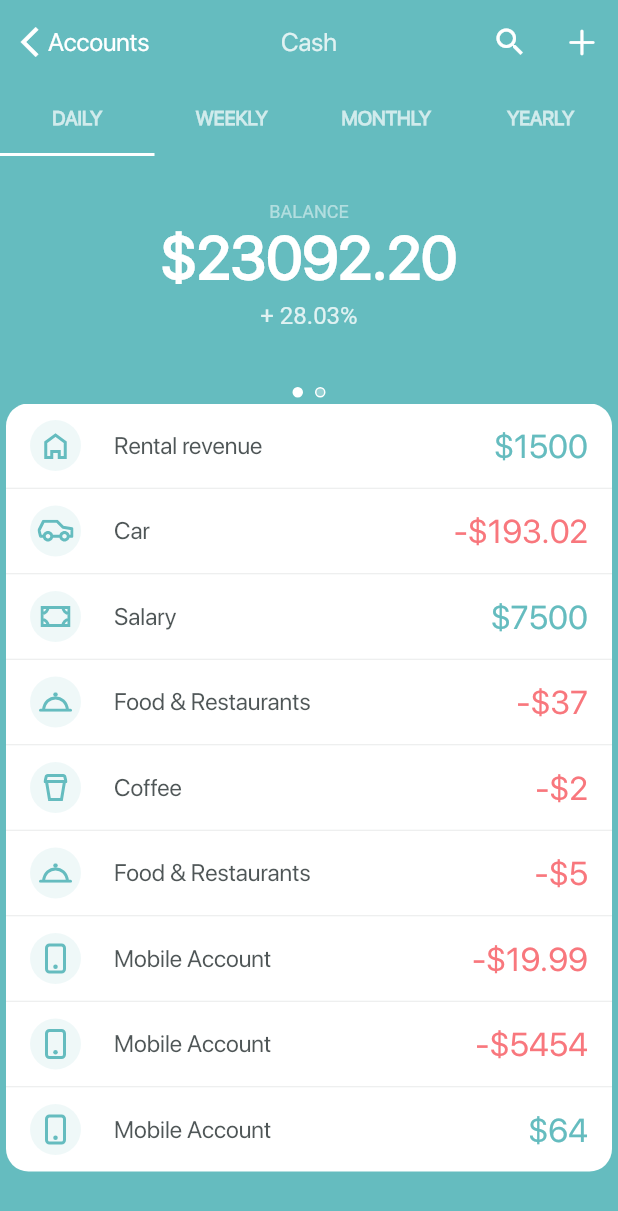
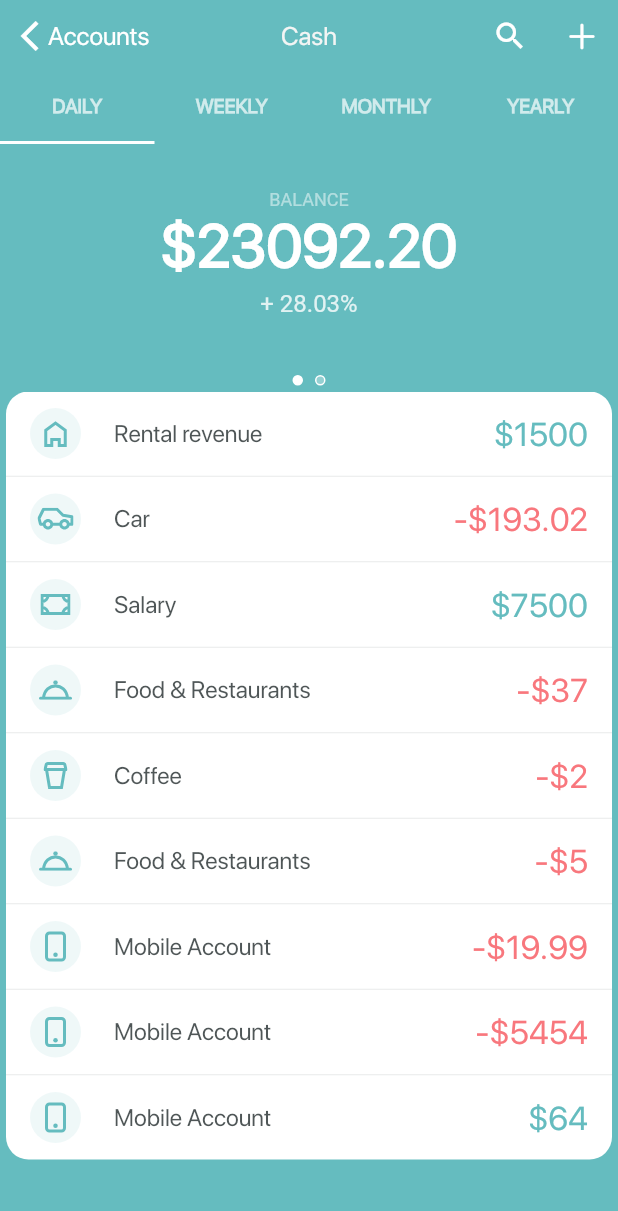
Before and after one commit to M-ixai-L/cash_page, a Flutter app: the screen it shows after launch, after a tap on "Cash", on a phone screen of 412 x 824 dp. Shown: the top 1211 px of the screen. Run offline on Flutter 3.47's test engine with Material 2 defaults, Android fonts, the phone set to English and light mode, and no system bars; our stand-ins replace flutter_svg.

Commit message:
Refactor code

```diff
--- a/lib/screens/accounts/accounts_screen.dart
+++ b/lib/screens/accounts/accounts_screen.dart
@@ -3,6 +3,7 @@ import 'package:cash/utils/navigation/project_router.dart';
 import 'package:cash/utils/values/colors.dart';
 import 'package:cash/utils/values/constants.dart';
 import 'package:cash/utils/values/lists.dart';
+import 'package:cash/widgets/custom_tabbar.dart';
 import 'package:flutter/cupertino.dart';
 import 'package:flutter/material.dart';
 import 'package:flutter_svg/flutter_svg.dart';
@@ -119,7 +120,7 @@ class _AccountsScreenState extends State<AccountsScreen>
             style: TextStyle(
                 fontSize: 40,
                 color: whiteColor,
-                fontFamily: Constants.FontSFPro,
+                fontFamily: Constants.fontSFPro,
                 fontWeight: FontWeight.w700),
           ),
           padding: const EdgeInsets.only(bottom: 5),
@@ -166,7 +167,7 @@ class _AccountsScreenState extends State<AccountsScreen>
                         style: TextStyle(
                             fontSize: 40,
                             color: whiteColor,
-                            fontFamily: Constants.FontSFPro,
+                            fontFamily: Constants.fontSFPro,
                             fontWeight: FontWeight.w600),
                       ),
                       Container(
@@ -177,13 +178,13 @@ class _AccountsScreenState extends State<AccountsScreen>
                           style: TextStyle(
                             fontSize: 19,
                             color: whiteColor.withOpacity(0.5),
-                            fontFamily: Constants.FontSFPro,
+                            fontFamily: Constants.fontSFPro,
                           ),
                         ),
                       )
                     ],
                   ),
-                )
+                ),
               ],
             ),
           ),
@@ -200,7 +201,7 @@ class _AccountsScreenState extends State<AccountsScreen>
                   style: TextStyle(
                     fontSize: 12,
                     color: whiteColor.withOpacity(0.5),
-                    fontFamily: Constants.FontSFPro,
+                    fontFamily: Constants.fontSFPro,
                   ),
                 ),
               ),
@@ -209,7 +210,7 @@ class _AccountsScreenState extends State<AccountsScreen>
                 style: TextStyle(
                     fontSize: 24,
                     color: whiteColor,
-                    fontFamily: Constants.FontSFPro),
+                    fontFamily: Constants.fontSFPro),
               ),
               Container(
                 padding: const EdgeInsets.only(right: 131, top: 16),
@@ -218,7 +219,7 @@ class _AccountsScreenState extends State<AccountsScreen>
                   style: TextStyle(
                     //fontFamily: SF,
                     fontSize: 12,
-                    fontFamily: Constants.FontSFPro,
+                    fontFamily: Constants.fontSFPro,
                     color: whiteColor.withOpacity(0.5),
                   ),
                 ),
@@ -228,7 +229,8 @@ class _AccountsScreenState extends State<AccountsScreen>
                 style: TextStyle(
                   fontSize: 24,
                   color: whiteColor,
-                    fontFamily: Constants.FontSFPro),
+                  fontFamily: Constants.fontSFPro,
+                ),
               ),
             ],
           ),
@@ -269,17 +271,19 @@ class _AccountsScreenState extends State<AccountsScreen>
           accountList[index],
           style: TextStyle(
             color: blackColor.withOpacity(0.8),
-              fontFamily: Constants.FontSFPro,
+            fontFamily: Constants.fontSFPro,
             fontSize: 16,
-              fontWeight: FontWeight.w500),
+            fontWeight: FontWeight.w500,
+          ),
         ),
         subtitle: Text(
           getSignText(valuesList[index]),
           style: TextStyle(
             color: getColor(valuesList[index]),
             fontSize: 28,
-              fontFamily: Constants.FontSFPro,
-              fontWeight: FontWeight.w600),
+            fontFamily: Constants.fontSFPro,
+            fontWeight: FontWeight.w600,
+          ),
         ),
       ),
     );
@@ -398,7 +402,7 @@ class _AccountsScreenState extends State<AccountsScreen>
       leadingWidth: 48,
       title: const Text(
         'Accounts',
-        style: TextStyle(fontFamily: Constants.FontSFPro, fontSize: 17),
+        style: TextStyle(fontFamily: Constants.fontSFPro, fontSize: 17),
       ),
       centerTitle: true,
       actions: <Widget>[
@@ -418,22 +422,7 @@ class _AccountsScreenState extends State<AccountsScreen>
         ),
       ],
       elevation: 0.0,
-      bottom: const TabBar(
-        indicatorColor: whiteColor,
-        labelStyle: TextStyle(
-            fontSize: 13,
-            fontFamily: Constants.FontSFPro,
-            color: whiteColorOpacity70,
-            fontWeight: FontWeight.w600),
-        tabs: [
-          Tab(
-            text: Constants.dailyTabName,
-          ),
-          Tab(text: Constants.weeklyTabName),
-          Tab(text: Constants.monthlyTabName),
-          Tab(text: Constants.yearlyTabName),
-        ],
-      ),
+      bottom: CustomTabBar(),
     );
   }
 }
--- a/lib/screens/cash_screen/cash_screen.dart
+++ b/lib/screens/cash_screen/cash_screen.dart
@@ -3,6 +3,7 @@ import 'package:cash/utils/navigation/project_router.dart';
 import 'package:cash/utils/values/colors.dart';
 import 'package:cash/utils/values/constants.dart';
 import 'package:cash/utils/values/lists.dart';
+import 'package:cash/widgets/custom_tabbar.dart';
 import 'package:flutter/cupertino.dart';
 import 'package:flutter/material.dart';
 import 'package:flutter_svg/flutter_svg.dart';
@@ -123,7 +124,7 @@ class _CashScreenState extends State<CashScreen> with TickerProviderStateMixin {
             style: TextStyle(
                 fontSize: 40,
                 color: whiteColor,
-                fontFamily: Constants.FontSFPro,
+                fontFamily: Constants.fontSFPro,
                 fontWeight: FontWeight.w700),
           ),
           padding: const EdgeInsets.only(bottom: 5),
@@ -170,7 +171,7 @@ class _CashScreenState extends State<CashScreen> with TickerProviderStateMixin {
                         style: TextStyle(
                             fontSize: 40,
                             color: whiteColor,
-                            fontFamily: Constants.FontSFPro,
+                            fontFamily: Constants.fontSFPro,
                             fontWeight: FontWeight.w600),
                       ),
                       Container(
@@ -181,7 +182,7 @@ class _CashScreenState extends State<CashScreen> with TickerProviderStateMixin {
                           style: TextStyle(
                             fontSize: 19,
                             color: whiteColor.withOpacity(0.5),
-                            fontFamily: Constants.FontSFPro,
+                            fontFamily: Constants.fontSFPro,
                           ),
                         ),
                       )
@@ -204,7 +205,7 @@ class _CashScreenState extends State<CashScreen> with TickerProviderStateMixin {
                   style: TextStyle(
                     fontSize: 12,
                     color: whiteColor.withOpacity(0.5),
-                    fontFamily: Constants.FontSFPro,
+                    fontFamily: Constants.fontSFPro,
                   ),
                 ),
               ),
@@ -213,7 +214,7 @@ class _CashScreenState extends State<CashScreen> with TickerProviderStateMixin {
                 style: TextStyle(
                     fontSize: 24,
                     color: whiteColor,
-                    fontFamily: Constants.FontSFPro),
+                    fontFamily: Constants.fontSFPro),
               ),
               Container(
                 padding: const EdgeInsets.only(right: 131, top: 16),
@@ -222,7 +223,7 @@ class _CashScreenState extends State<CashScreen> with TickerProviderStateMixin {
                   style: TextStyle(
                     //fontFamily: SF,
                     fontSize: 12,
-                    fontFamily: Constants.FontSFPro,
+                    fontFamily: Constants.fontSFPro,
                     color: whiteColor.withOpacity(0.5),
                   ),
                 ),
@@ -232,7 +233,7 @@ class _CashScreenState extends State<CashScreen> with TickerProviderStateMixin {
                 style: TextStyle(
                     fontSize: 24,
                     color: whiteColor,
-                    fontFamily: Constants.FontSFPro),
+                    fontFamily: Constants.fontSFPro),
               ),
             ],
           ),
@@ -332,7 +333,7 @@ class _CashScreenState extends State<CashScreen> with TickerProviderStateMixin {
         titleList[index],
         style: TextStyle(
             color: blackColor.withOpacity(0.8),
-            fontFamily: Constants.FontSFPro,
+            fontFamily: Constants.fontSFPro,
             fontSize: 16,
             fontWeight: FontWeight.w500),
       ),
@@ -341,7 +342,7 @@ class _CashScreenState extends State<CashScreen> with TickerProviderStateMixin {
         style: TextStyle(
             color: getColor(valuesList[index]),
             fontSize: 22,
-            fontFamily: Constants.FontSFPro,
+            fontFamily: Constants.fontSFPro,
             fontWeight: FontWeight.w500),
       ),
     );
@@ -361,9 +362,10 @@ class _CashScreenState extends State<CashScreen> with TickerProviderStateMixin {
             Text(
               'Accounts',
               style: TextStyle(
-                  fontFamily: Constants.FontSFPro,
-                  fontSize: 17,
-                  color: whiteColor),
+                fontFamily: Constants.fontSFPro,
+                fontSize: 17,
+                color: whiteColor,
+              ),
             ),
           ],
         ),
@@ -372,9 +374,10 @@ class _CashScreenState extends State<CashScreen> with TickerProviderStateMixin {
       title: const Text(
         'Cash',
         style: TextStyle(
-            color: Color(0xCCFFFFFF),
-            fontFamily: Constants.FontSFPro,
-            fontSize: 17),
+          color: greyColor,
+          fontFamily: Constants.fontSFPro,
+          fontSize: 17,
+        ),
       ),
       centerTitle: true,
       actions: <Widget>[
@@ -383,26 +386,12 @@ class _CashScreenState extends State<CashScreen> with TickerProviderStateMixin {
           onPressed: () => showSnackBar(context, 'Search'),
         ),
         IconButton(
-            icon: const Icon(CupertinoIcons.add),
-            onPressed: () => Navigation.toScreen(Routes.addNewTransaction)),
+          icon: const Icon(CupertinoIcons.add),
+          onPressed: () => Navigation.toScreen(Routes.addNewTransaction),
+        ),
       ],
       elevation: 0.0,
-      bottom: const TabBar(
-        indicatorColor: whiteColor,
-        labelStyle: TextStyle(
-            fontSize: 13,
-            fontFamily: Constants.FontSFPro,
-            color: Color(0xB3FFFFFF),
-            fontWeight: FontWeight.w600),
-        tabs: [
-          Tab(
-            text: Constants.dailyTabName,
-          ),
-          Tab(text: Constants.weeklyTabName),
-          Tab(text: Constants.monthlyTabName),
-          Tab(text: Constants.yearlyTabName),
-        ],
-      ),
+      bottom: CustomTabBar(),
     );
   }
 }
--- a/lib/utils/values/constants.dart
+++ b/lib/utils/values/constants.dart
@@ -3,5 +3,5 @@ class Constants {
   static const weeklyTabName = 'WEEKLY';
   static const monthlyTabName = 'MONTHLY';
   static const yearlyTabName = 'YEARLY';
-  static const FontSFPro = 'SFPro';
+  static const fontSFPro = 'SFPro';
 }
--- a/lib/utils/values/lists.dart
+++ b/lib/utils/values/lists.dart
@@ -1,19 +1,15 @@
+const iconList = <String, String>{
+  'Food & Restaurants': 'food',
+  'Car': 'car',
+  'Coffee': 'cup',
+  'Mobile Account': 'phone',
+  'Rental revenue': 'home',
+  'Salary': 'money',
+};
 
-final iconList = <String, String>{
-  'Food & Restaurants' : 'food',
-  'Car' :  'car',
-  'Coffee' : 'cup',
-  'Mobile Account' : 'phone',
-  'Rental revenue' :  'home',
-  'Salary' :  'money',
-};
-final currencyList = [
-  'USD',
-  'EUR',
-  'UAH'
-];
+const currencyList = ['USD', 'EUR', 'UAH'];
 
-final categoryList = [
+const categoryList = [
   'Food & Restaurants',
   'Car',
   'Coffee',
@@ -21,7 +17,8 @@ final categoryList = [
   'Rental revenue',
   'Salary',
 ];
-final titleList = [
+
+const titleList = [
   'Rental revenue',
   'Car',
   'Salary',
@@ -32,7 +29,8 @@ final titleList = [
   'Mobile Account',
   'Mobile Account',
 ];
-final accountList = [
+
+const accountList = [
   'Cash',
   'Credit card',
   'Wife’s credit card',
@@ -41,7 +39,8 @@ final accountList = [
   'Home loan',
   'Home loan',
 ];
-final valuesList = <double>[
+
+const valuesList = <double>[
   1500,
   -193.02,
   7500,
--- /dev/null
+++ b/lib/widgets/custom_tabbar.dart
@@ -0,0 +1,29 @@
+import 'package:cash/utils/values/colors.dart';
+import 'package:cash/utils/values/constants.dart';
+import 'package:flutter/material.dart';
+
+class CustomTabBar extends StatelessWidget implements PreferredSizeWidget {
+  const CustomTabBar({Key? key}) : super(key: key);
+
+  @override
+  Widget build(BuildContext context) {
+    return TabBar(
+      indicatorColor: whiteColor,
+      labelStyle: TextStyle(
+        fontSize: 13,
+        fontFamily: Constants.fontSFPro,
+        color: whiteColorOpacity70,
+        fontWeight: FontWeight.w600,
+      ),
+      tabs: const [
+        Tab(text: Constants.dailyTabName),
+        Tab(text: Constants.weeklyTabName),
+        Tab(text: Constants.monthlyTabName),
+        Tab(text: Constants.yearlyTabName),
+      ],
+    );
+  }
+
+  @override
+  Size get preferredSize => Size(double.infinity, 40);
+}
```
Also changed, not shown: lib/screens/add_new_transaction/add_new_transaction_screen.dart (+33 -29 lines), lib/screens/settings/settings_screen.dart (+11 -11 lines). Lines whose indentation alone changed are shown as unchanged.
